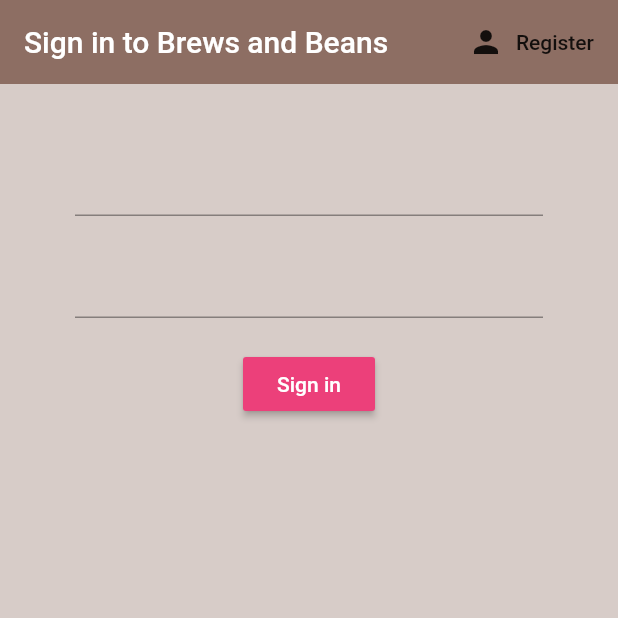
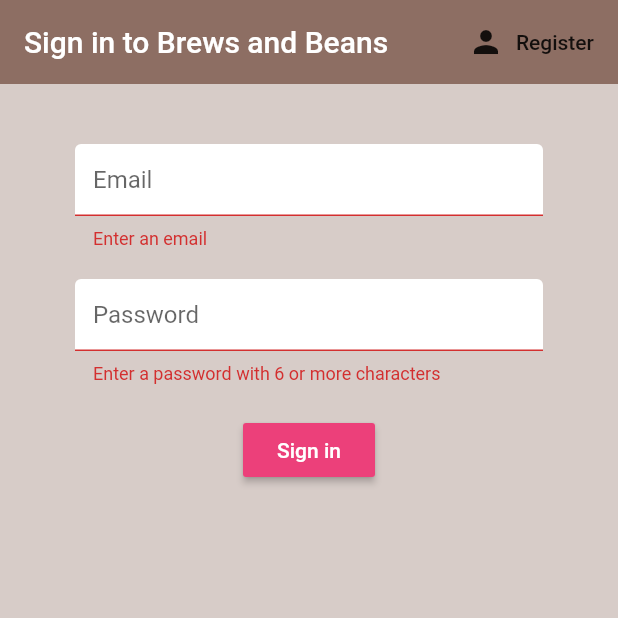
Before and after one commit to ChrisNosowsky/flutter-firebase-brews-and-beans, a Flutter app: the screen it shows after launch, after a tap on "Sign in", on a phone screen of 412 x 824 dp, the top half of it. Run offline on Flutter 3.47's test engine with Material 2 defaults, Android fonts, the phone set to English and light mode, and no system bars; our stand-ins replace firebase_auth; accounts and stored records are empty.

Commit message:
Sign in and register with firebase authentication

```diff
--- a/lib/screens/authenticate/register.dart
+++ b/lib/screens/authenticate/register.dart
@@ -1,4 +1,5 @@
 import 'package:coffee_brew/services/auth.dart';
+import 'package:coffee_brew/shared/constants.dart';
 import 'package:flutter/material.dart';
 
 class Register extends StatefulWidget {
@@ -11,10 +12,12 @@ class Register extends StatefulWidget {
 class _RegisterState extends State<Register> {
 
   final AuthService _auth = AuthService();
+  final _formKey = GlobalKey<FormState>();
 
   // text field state
   String email = '';
   String password= '';
+  String error = '';
 
 
   @override
@@ -38,16 +41,21 @@ class _RegisterState extends State<Register> {
       body: Container(
         padding: EdgeInsets.symmetric(vertical: 20.0, horizontal: 50.0),
         child: Form(
+          key: _formKey,
           child: Column(
             children: <Widget>[
               SizedBox(height: 20.0),
               TextFormField(
+                decoration: textInputDecoration.copyWith(hintText: 'Email'),
+                validator: (val) => val.isEmpty ? "Enter an email" : null,
                 onChanged: (val) {
                   setState(() => email = val);
                 },
               ),
               SizedBox(height: 20.0),
               TextFormField(
+                decoration: textInputDecoration.copyWith(hintText: 'Password'),
+                validator: (val) => val.length < 6 ? "Enter a password with 6 or more characters" : null,
                 obscureText: true,
                 onChanged: (val) {
                   setState(() => password = val);
@@ -63,10 +71,21 @@ class _RegisterState extends State<Register> {
                   ),
                 ),
                 onPressed: () async {
-                  print(email);
-                  print(password);
-
+                  if (_formKey.currentState.validate()) {
+                    dynamic result = await _auth.registerWithEmailAndPassword(email, password);
+                    if(result == null) {
+                      setState(() => error = 'Please supply a valid email');
+                    }
+                  }
                 },
+              ),
+              SizedBox(height: 12.0),
+              Text(
+                error,
+                style: TextStyle(
+                  color: Colors.red,
+                  fontSize: 14.0
+                ),
               )
             ],
           ),
--- a/lib/screens/authenticate/sign_in.dart
+++ b/lib/screens/authenticate/sign_in.dart
@@ -1,4 +1,5 @@
 import 'package:coffee_brew/services/auth.dart';
+import 'package:coffee_brew/shared/constants.dart';
 import 'package:flutter/material.dart';
 
 
@@ -12,10 +13,12 @@ class SignIn extends StatefulWidget {
 class _SignInState extends State<SignIn> {
 
   final AuthService _auth = AuthService();
+  final _formKey = GlobalKey<FormState>();
 
   // text field state
   String email = '';
   String password = '';
+  String error = '';
 
   @override
   Widget build(BuildContext context) {
@@ -38,16 +41,21 @@ class _SignInState extends State<SignIn> {
       body: Container(
         padding: EdgeInsets.symmetric(vertical: 20.0, horizontal: 50.0),
         child: Form(
+          key: _formKey,
           child: Column(
             children: <Widget>[
               SizedBox(height: 20.0),
               TextFormField(
+                decoration: textInputDecoration.copyWith(hintText: "Email"),
+                validator: (val) => val.isEmpty ? 'Enter an email' : null,
                 onChanged: (val) {
                   setState(() => email = val);
                 },
               ),
               SizedBox(height: 20.0),
               TextFormField(
+                decoration: textInputDecoration.copyWith(hintText: "Password"),
+                validator: (val) => val.length < 6 ? 'Enter a password with 6 or more characters' : null,
                 obscureText: true,
                 onChanged: (val) {
                   setState(() => password = val);
@@ -63,9 +71,21 @@ class _SignInState extends State<SignIn> {
                   ),
                 ),
                 onPressed: () async {
-                    print(email);
-                    print(password);
+                  if(_formKey.currentState.validate()) {
+                    dynamic result = await _auth.signInWithEmailAndPassword(email, password);
+                    if(result == null) {
+                      setState(() => error = "Invalid credentials");
+                    }
+                  }
                 }
+              ),
+              SizedBox(height: 12.0),
+              Text(
+                error,
+                style: TextStyle(
+                  color: Colors.red,
+                  fontSize: 14.0
+                ),
               )
             ],
           ),
--- a/lib/services/auth.dart
+++ b/lib/services/auth.dart
@@ -30,8 +30,29 @@ class AuthService {
   }
 
   // sign in with email and password
+  Future signInWithEmailAndPassword(String email, String password) async {
+    try {
+      AuthResult result = await _auth.signInWithEmailAndPassword(email: email, password: password);
+      FirebaseUser user = result.user;
+      return _userFromFirebaseUser(user);
+    } catch(e) {
+      print(e.toString());
+      return null;
+    }
+  }
+
 
   // register with email and passsword
+  Future registerWithEmailAndPassword(String email, String password) async {
+    try {
+      AuthResult result = await _auth.createUserWithEmailAndPassword(email: email, password: password);
+      FirebaseUser user = result.user;
+      return _userFromFirebaseUser(user);
+    } catch(e) {
+      print(e.toString());
+      return null;
+    }
+  }
 
   // sign out
   Future signOut() async {
--- /dev/null
+++ b/lib/shared/constants.dart
@@ -0,0 +1,12 @@
+import 'package:flutter/material.dart';
+
+const textInputDecoration = InputDecoration(
+  fillColor: Colors.white,
+  filled: true,
+  enabledBorder: OutlineInputBorder(
+    borderSide: BorderSide(color: Colors.white, width: 2.0)
+  ),
+  focusedBorder: OutlineInputBorder(
+    borderSide: BorderSide(color: Colors.pink, width: 2.0)
+  )
+);
```
